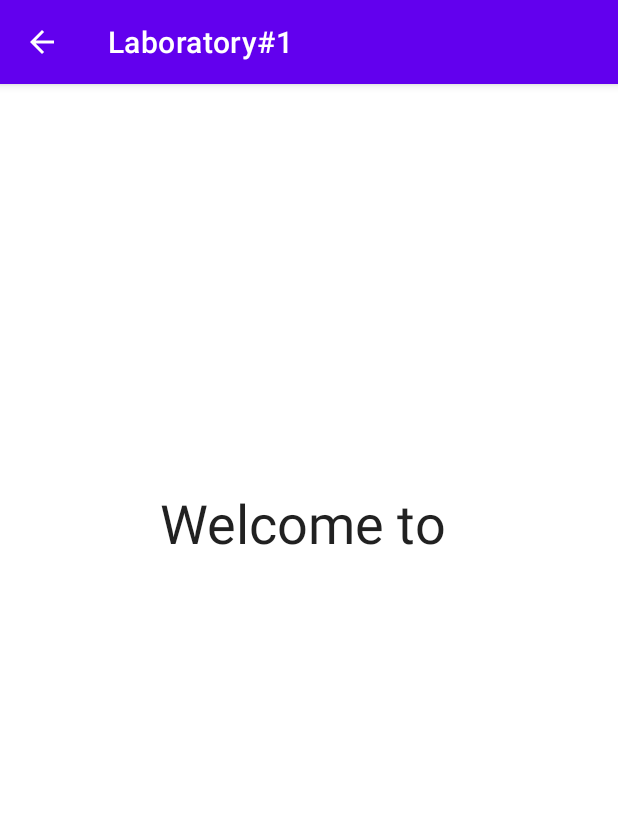
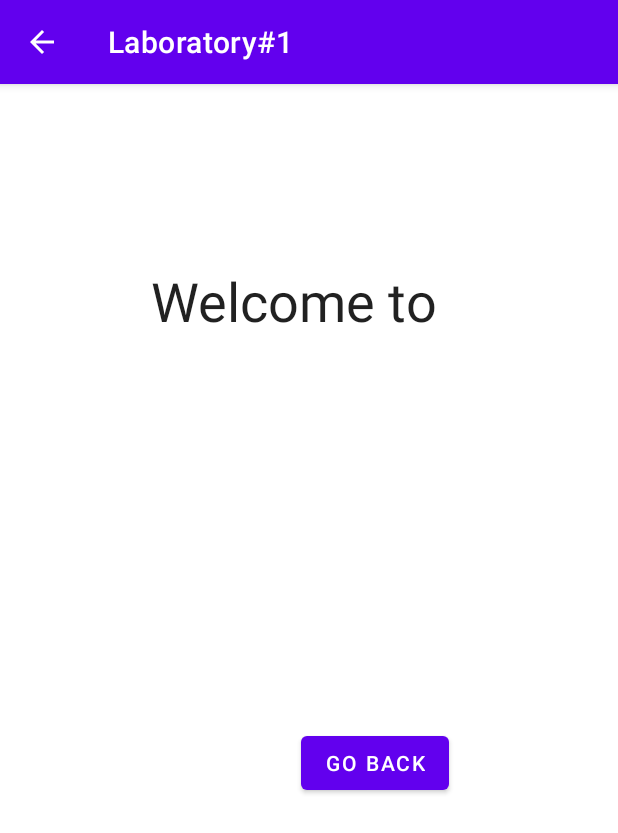
Before and after one commit to marina01p/PAM, an Android app: the screen it shows after launch (SecondActivity), after a tap on "TRAVEL", on a phone screen of 412 x 824 dp. Shown: the top 833 px of the screen. Run offline under Robolectric (Android 15) with nearby library versions, the phone set to English and light mode, and no system bars.

Commit message:
add go back btn

```diff
--- a/Laboratory1/app/src/main/java/com/example/laboratory1/SecondActivity.kt
+++ b/Laboratory1/app/src/main/java/com/example/laboratory1/SecondActivity.kt
@@ -1,19 +1,26 @@
 package com.example.laboratory1
 
+import android.content.Intent
 import android.os.Bundle
+import android.widget.Button
 import android.widget.TextView
 import androidx.appcompat.app.AppCompatActivity
-
 
 class SecondActivity : AppCompatActivity() {
     override fun onCreate(savedInstanceState: Bundle?) {
         super.onCreate(savedInstanceState)
         setContentView(R.layout.activity_second)
-        val intent = intent
+        /////////////////////////////////////////
         val receivedDestination = intent.getStringExtra("destinationName")
 
         val textViewMessage = findViewById<TextView>(R.id.textViewMessage)
+        val goBackBtn = findViewById<Button>(R.id.goBackBtn)
 
         textViewMessage.text="Welcome to "+ receivedDestination
+
+        goBackBtn.setOnClickListener {
+            val intent = Intent(this, MainActivity::class.java)
+            startActivity(intent)
+        }
     }
 }
--- a/Laboratory1/app/src/main/res/layout/activity_main.xml
+++ b/Laboratory1/app/src/main/res/layout/activity_main.xml
@@ -48,4 +48,5 @@
         app:layout_constraintStart_toStartOf="parent"
         app:layout_constraintTop_toTopOf="parent" />
 
+
 </androidx.constraintlayout.widget.ConstraintLayout>
--- a/Laboratory1/app/src/main/res/layout/activity_second.xml
+++ b/Laboratory1/app/src/main/res/layout/activity_second.xml
@@ -1,6 +1,5 @@
 <?xml version="1.0" encoding="utf-8"?>
-<androidx.constraintlayout.widget.ConstraintLayout
-    xmlns:android="http://schemas.android.com/apk/res/android"
+<androidx.constraintlayout.widget.ConstraintLayout xmlns:android="http://schemas.android.com/apk/res/android"
     xmlns:app="http://schemas.android.com/apk/res-auto"
     xmlns:tools="http://schemas.android.com/tools"
     android:layout_width="match_parent"
@@ -12,14 +11,32 @@
         android:layout_height="wrap_content"
         android:layout_marginStart="16dp"
         android:layout_marginLeft="16dp"
-        android:layout_marginTop="268dp"
+        android:layout_marginTop="120dp"
         android:layout_marginEnd="5dp"
         android:layout_marginRight="5dp"
         android:text="TextView"
         android:textAppearance="@style/TextAppearance.AppCompat.Body1"
         android:textSize="36sp"
         app:layout_constraintEnd_toEndOf="parent"
-        app:layout_constraintHorizontal_bias="0.475"
+        app:layout_constraintHorizontal_bias="0.442"
         app:layout_constraintStart_toStartOf="parent"
         app:layout_constraintTop_toTopOf="parent" />
+
+    <Button
+        android:id="@+id/goBackBtn"
+        android:layout_width="wrap_content"
+        android:layout_height="wrap_content"
+        android:layout_marginStart="203dp"
+        android:layout_marginLeft="203dp"
+        android:layout_marginTop="410dp"
+        android:layout_marginEnd="115dp"
+        android:layout_marginRight="115dp"
+        android:layout_marginBottom="273dp"
+        android:text="Go Back"
+        app:layout_constraintBottom_toBottomOf="parent"
+        app:layout_constraintEnd_toEndOf="parent"
+        app:layout_constraintStart_toStartOf="parent"
+        app:layout_constraintTop_toTopOf="parent" />
+
+
 </androidx.constraintlayout.widget.ConstraintLayout>
```
